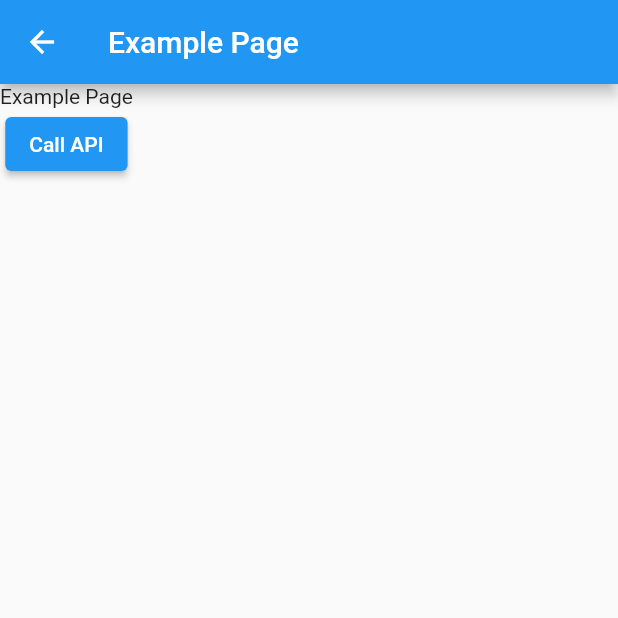
After one commit to CarlosDiaz12/flutter_movies_app, a Flutter app: the NowPlayingMoviesPage screen opened by its route, after a tap on "Call API", on a phone screen of 412 x 824 dp, the top half of it. The commit adds this screen. Run offline on Flutter 3.47's test engine with Material 2 defaults, Android fonts, the phone set to English and light mode, and no system bars; our stand-ins replace auto_route, dartz, dio, flutter_dotenv, stacked; network calls fail.

Commit message:
🚚 ♻️

```diff
--- a/lib/core/config/routing/routes.dart
+++ b/lib/core/config/routing/routes.dart
@@ -1,12 +1,12 @@
 import 'package:auto_route/auto_route.dart';
 import 'package:flutter_movies_app/main.dart';
-import 'package:flutter_movies_app/ui/pages/example/example_page.dart';
+import 'package:flutter_movies_app/ui/pages/now_playing_movies/now_playing_movies_page.dart';
 
 @AdaptiveAutoRouter(
   replaceInRouteName: 'Page,Route',
   routes: <AutoRoute>[
     AutoRoute(page: HomePage, initial: true),
-    AutoRoute(page: ExamplePage),
+    AutoRoute(page: NowPlayingMoviesPage),
   ],
 )
 class $AppRouter {}
--- a/lib/main.dart
+++ b/lib/main.dart
@@ -41,7 +41,7 @@ class HomePage extends StatelessWidget {
       body: Center(
         child: ElevatedButton(
           onPressed: () {
-            AutoRouter.of(context).push(ExampleRoute());
+            AutoRouter.of(context).push(NowPlayingMoviesRoute());
           },
           child: Text('Go to example'),
         ),
--- /dev/null
+++ b/lib/ui/pages/now_playing_movies/now_playing_movies_page.dart
@@ -0,0 +1,37 @@
+import 'package:flutter/material.dart';
+import 'package:flutter_movies_app/data/repository/movies_repository.dart';
+import 'package:provider/provider.dart';
+import 'package:stacked/stacked.dart';
+
+import 'now_playing_movies_viewmodel.dart';
+
+class NowPlayingMoviesPage extends StatelessWidget {
+  const NowPlayingMoviesPage({Key? key}) : super(key: key);
+
+  @override
+  Widget build(BuildContext context) {
+    return ViewModelBuilder<NowPlayingMoviesViewModel>.reactive(
+      builder: (context, viewModel, _) {
+        return Scaffold(
+          appBar: AppBar(
+            title: Text('Example Page'),
+          ),
+          body: Column(
+            children: [
+              Text('Example Page'),
+              ElevatedButton(
+                onPressed: () {
+                  viewModel.loadData();
+                },
+                child: Text('Call API'),
+              ),
+            ],
+          ),
+        );
+      },
+      viewModelBuilder: () => NowPlayingMoviesViewModel(
+        repository: Provider.of<MoviesRepository>(context),
+      ),
+    );
+  }
+}
--- /dev/null
+++ b/lib/ui/pages/now_playing_movies/now_playing_movies_viewmodel.dart
@@ -0,0 +1,23 @@
+import 'package:flutter_movies_app/data/remote/response/list_movies_response.dart';
+import 'package:flutter_movies_app/data/repository/movies_repository.dart';
+import 'package:stacked/stacked.dart';
+
+class NowPlayingMoviesViewModel extends BaseViewModel {
+  MoviesRepository repository;
+  NowPlayingMoviesViewModel({
+    required this.repository,
+  });
+
+  Future<ListMoviesResponse> loadData() async {
+    clearErrors();
+    var res = await repository.getNowPlayingMovies();
+    var response;
+    res.fold((ex) {
+      setError(ex);
+      response = null;
+    }, (data) {
+      response = data;
+    });
+    return response;
+  }
+}
```
Also changed, not shown: lib/ui/pages/example/example_page.dart (deleted, +0 -35 lines), lib/ui/pages/example/example_viewmodel.dart (deleted, +0 -23 lines), lib/core/config/routing/routes.gr.dart.
